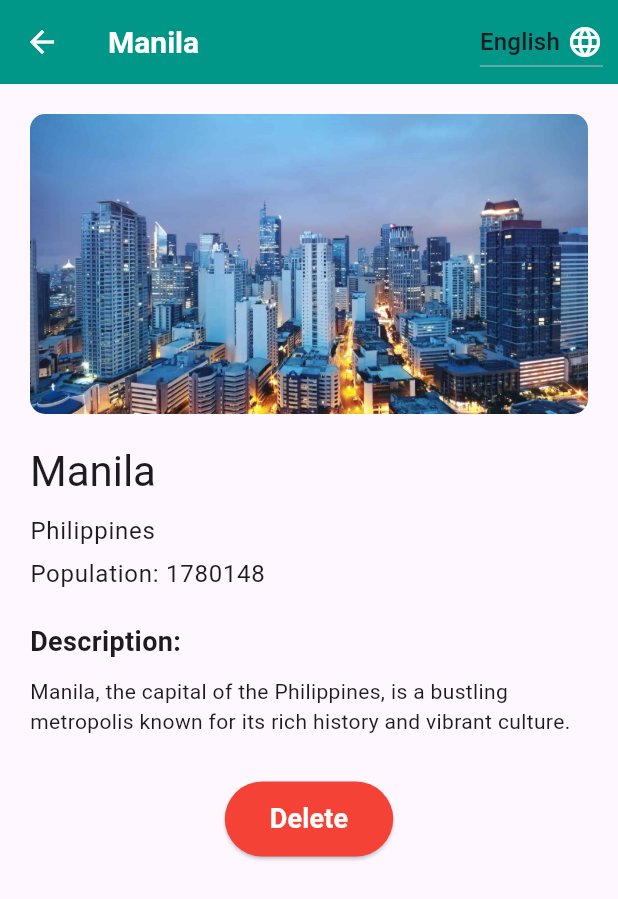
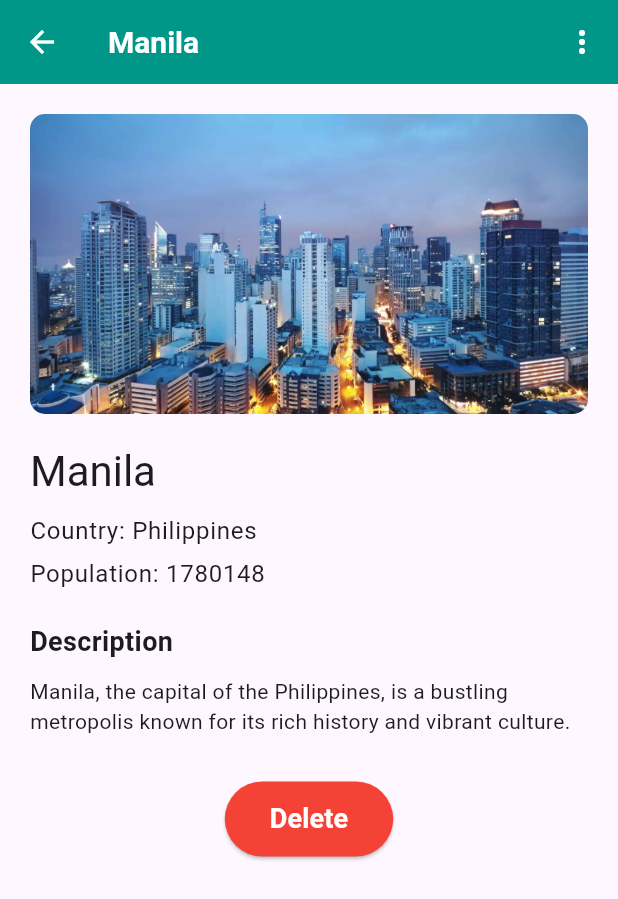
Before and after one commit to poksyy/travel-app-dart, a Flutter app: the HomeScreen screen opened directly, after a tap on "Manila", on a phone screen of 412 x 824 dp. Shown: the top 899 px of the screen. Run offline on Flutter 3.47's test engine with Material 3 defaults, Android fonts, the phone set to English and light mode, and no system bars.

Commit message:
FIX(Language): Consistent language change and text translation on Home and City Screens

```diff
--- a/lib/config/locale_provider.dart
+++ b/lib/config/locale_provider.dart
@@ -1,13 +1,12 @@
 import 'package:flutter/material.dart';
 
-class LocaleProvider extends ChangeNotifier {
-  Locale _locale = const Locale('en');
+class LocaleProvider with ChangeNotifier {
+  Locale _locale = Locale('en', '');
 
   Locale get locale => _locale;
 
-  void setLocale(Locale locale) {
-    if (!['en', 'es', 'ca'].contains(locale.languageCode)) return;
-    _locale = locale;
+  void changeLocale(String languageCode) {
+    _locale = Locale(languageCode);
     notifyListeners();
   }
 }
--- a/lib/data/city_data.dart
+++ b/lib/data/city_data.dart
@@ -1,32 +1,38 @@
+import 'package:flutter/material.dart';
 import '../models/city.dart';
+import '../l10n/app_localizations.dart';
 
-final List<City> cities = [
+List<City> getCities(BuildContext context) {
+  final localizations = AppLocalizations.of(context)!;
+
+  return [
     City(
       name: 'Manila',
-    country: 'Philippines',
+      country: localizations.philippines,
       population: 1780148,
       imagePath: 'assets/images/manila.jpg',
-    description: 'Manila, the capital of the Philippines, is a bustling metropolis known for its rich history and vibrant culture.',
+      description: localizations.manilaDescription,
     ),
     City(
       name: 'Quebec',
-    country: 'Canada',
+      country: localizations.canada,
       population: 531000,
       imagePath: 'assets/images/quebec.png',
-    description: 'Quebec is a French-speaking province in Canada, famous for its stunning architecture and winter festivals.',
+      description: localizations.quebecDescription,
     ),
     City(
       name: 'Mar del Plata',
-    country: 'Argentina',
+      country: localizations.argentina,
       population: 617000,
       imagePath: 'assets/images/mar-de-plata.jpg',
-    description: 'Mar del Plata is a resort city in Argentina known for its beaches, fishing, and lively nightlife.',
+      description: localizations.marDelPlataDescription,
     ),
     City(
       name: 'Barcelona',
-    country: 'Spain',
+      country: localizations.spain,
       population: 1620343,
       imagePath: 'assets/images/barcelona.jpg',
-    description: 'Barcelona, a city in Spain, is renowned for its art, architecture, and the iconic Sagrada Familia.',
+      description: localizations.barcelonaDescription,
     ),
   ];
+}
--- a/lib/l10n/app_localizations.dart
+++ b/lib/l10n/app_localizations.dart
@@ -96,6 +96,78 @@ abstract class AppLocalizations {
     Locale('en'),
     Locale('es')
   ];
+
+  /// No description provided for @spanish.
+  ///
+  /// In en, this message translates to:
+  /// **'Spanish'**
+  String get spanish;
+
+  /// No description provided for @english.
+  ///
+  /// In en, this message translates to:
+  /// **'English'**
+  String get english;
+
+  /// No description provided for @catalan.
+  ///
+  /// In en, this message translates to:
+  /// **'Catalan'**
+  String get catalan;
+
+  /// No description provided for @home.
+  ///
+  /// In en, this message translates to:
+  /// **'Home'**
+  String get home;
+
+  /// No description provided for @welcome.
+  ///
+  /// In en, this message translates to:
+  /// **'Welcome'**
+  String get welcome;
+
+  /// No description provided for @country.
+  ///
+  /// In en, this message translates to:
+  /// **'Country'**
+  String get country;
+
+  /// No description provided for @population.
+  ///
+  /// In en, this message translates to:
+  /// **'Population'**
+  String get population;
+
+  /// No description provided for @description.
+  ///
+  /// In en, this message translates to:
+  /// **'Description'**
+  String get description;
+
+  /// No description provided for @confirmDeletion.
+  ///
+  /// In en, this message translates to:
+  /// **'Confirm Deletion'**
+  String get confirmDeletion;
+
+  /// No description provided for @deleteCityQuestion.
+  ///
+  /// In en, this message translates to:
+  /// **'Are you sure you want to delete this city?'**
+  String get deleteCityQuestion;
+
+  /// No description provided for @cancel.
+  ///
+  /// In en, this message translates to:
+  /// **'Cancel'**
+  String get cancel;
+
+  /// No description provided for @delete.
+  ///
+  /// In en, this message translates to:
+  /// **'Delete'**
+  String get delete;
 
   /// No description provided for @availableFlights.
   ///
--- a/lib/main.dart
+++ b/lib/main.dart
@@ -35,9 +35,9 @@ class MainApp extends StatelessWidget {
         GlobalCupertinoLocalizations.delegate,
       ],
       supportedLocales: const [
-        Locale('en', ''), // Inglés
-        Locale('es', ''), // Español
-        Locale('ca', ''), // Catalán
+        Locale('en', ''),
+        Locale('es', ''),
+        Locale('ca', ''),
       ],
     );
   }
--- a/lib/screens/city_details_screen.dart
+++ b/lib/screens/city_details_screen.dart
@@ -1,8 +1,7 @@
 import 'package:flutter/material.dart';
-import 'package:form_and_list/config/locale_provider.dart';
 import 'package:form_and_list/l10n/app_localizations.dart';
 import 'package:form_and_list/models/city.dart';
-import 'package:provider/provider.dart';
+import 'package:form_and_list/widget/language_selector.dart';
 
 class CityDetailsScreen extends StatelessWidget {
   final City city;
@@ -12,40 +11,12 @@ class CityDetailsScreen extends StatelessWidget {
   @override
   Widget build(BuildContext context) {
     final localizations = AppLocalizations.of(context)!;
-    final localeProvider = Provider.of<LocaleProvider>(context);
 
     return Scaffold(
       appBar: AppBar(
         title: Text(city.name),
         backgroundColor: Theme.of(context).primaryColor,
-        actions: [
-          Padding(
-            padding: const EdgeInsets.symmetric(horizontal: 10.0),
-            child: DropdownButton<Locale>(
-              value: localeProvider.locale,
-              icon: const Icon(Icons.language, color: Colors.white),
-              onChanged: (Locale? newLocale) {
-                if (newLocale != null) {
-                  localeProvider.setLocale(newLocale);
-                }
-              },
-              items: const [
-                DropdownMenuItem(
-                  value: Locale('en'),
-                  child: Text('English'),
-                ),
-                DropdownMenuItem(
-                  value: Locale('es'),
-                  child: Text('Español'),
-                ),
-                DropdownMenuItem(
-                  value: Locale('ca'),
-                  child: Text('Català'),
-                ),
-              ],
-            ),
-          ),
-        ],
+        actions: [LanguageSelector()],
       ),
       body: SingleChildScrollView(
         child: Padding(
@@ -72,18 +43,18 @@ class CityDetailsScreen extends StatelessWidget {
               ),
               const SizedBox(height: 10),
               Text(
-                '${localizations.philippines}',
+                '${localizations.country}: ${localizations.philippines}',
                 style: Theme.of(context).textTheme.bodyLarge,
               ),
               const SizedBox(height: 5),
               Text(
-                'Population: ${city.population}',
+                '${localizations.population}: ${city.population}',
                 style: Theme.of(context).textTheme.bodyLarge,
               ),
               const SizedBox(height: 20),
-              const Text(
-                "Description:",
-                style: TextStyle(fontSize: 18, fontWeight: FontWeight.bold),
+              Text(
+                localizations.description,
+                style: const TextStyle(fontSize: 18, fontWeight: FontWeight.bold),
               ),
               const SizedBox(height: 10),
               Text(
@@ -98,21 +69,21 @@ class CityDetailsScreen extends StatelessWidget {
                       context: context,
                       builder: (BuildContext context) {
                         return AlertDialog(
-                          title: const Text('Confirm Deletion'),
-                          content: const Text('Are you sure you want to delete this city?'),
+                          title: Text(localizations.confirmDeletion),
+                          content: Text(localizations.deleteCityQuestion),
                           actions: [
                             TextButton(
                               onPressed: () {
                                 Navigator.of(context).pop();
                               },
-                              child: const Text('Cancel'),
+                              child: Text(localizations.cancel),
                             ),
                             TextButton(
                               onPressed: () {
                                 Navigator.of(context).pop();
                                 Navigator.of(context).pop(city);
                               },
-                              child: const Text('Delete'),
+                              child: Text(localizations.delete),
                             ),
                           ],
                         );
@@ -123,8 +94,8 @@ class CityDetailsScreen extends StatelessWidget {
                     backgroundColor: Colors.red,
                     padding: const EdgeInsets.symmetric(horizontal: 30, vertical: 12),
                   ),
-                  child: const Text(
-                    "Delete",
+                  child: Text(
+                    localizations.delete,
                     style: TextStyle(fontSize: 18, color: Colors.white),
                   ),
                 ),
--- a/lib/screens/home_screen.dart
+++ b/lib/screens/home_screen.dart
@@ -2,6 +2,8 @@ import 'package:flutter/material.dart';
 import 'package:form_and_list/screens/city_details_screen.dart';
 import 'package:form_and_list/data/city_data.dart';
 import 'package:form_and_list/widget/city_item.dart';
+import 'package:form_and_list/widget/language_selector.dart';
+import 'package:form_and_list/l10n/app_localizations.dart';
 
 class HomeScreen extends StatefulWidget {
   final String user;
@@ -15,12 +17,13 @@ class HomeScreen extends StatefulWidget {
 class HomeScreenState extends State<HomeScreen> {
   @override
   Widget build(BuildContext context) {
-    final String user = widget.user;
+    final localizations = AppLocalizations.of(context)!;
 
     return Scaffold(
       appBar: AppBar(
-        title: const Text("Home"),
+        title: Text(localizations.home),
         backgroundColor: Theme.of(context).primaryColor,
+        actions: [LanguageSelector()],
       ),
       body: Padding(
         padding: const EdgeInsets.all(20.0),
@@ -31,10 +34,7 @@ class HomeScreenState extends State<HomeScreen> {
               children: [
                 Container(
                   decoration: BoxDecoration(
-                    border: Border.all(
-                      color: Theme.of(context).primaryColor,
-                      width: 4.0,
-                    ),
+                    border: Border.all(color: Theme.of(context).primaryColor, width: 4.0),
                     borderRadius: BorderRadius.circular(50),
                   ),
                   child: const CircleAvatar(
@@ -44,7 +44,7 @@ class HomeScreenState extends State<HomeScreen> {
                 ),
                 const SizedBox(width: 10),
                 Text(
-                  "Welcome, $user!",
+                  "${localizations.welcome}, ${widget.user}!",
                   style: Theme.of(context).textTheme.titleLarge,
                 ),
               ],
@@ -52,9 +52,10 @@ class HomeScreenState extends State<HomeScreen> {
             const SizedBox(height: 10),
             Expanded(
               child: ListView.builder(
-                itemCount: cities.length,
+                itemCount: getCities(context).length,
                 itemBuilder: (context, index) {
-                  final city = cities[index];
+                  final city = getCities(context)[index];
+
                   return CityItem(
                     city: city,
                     onTap: () async {
@@ -64,16 +65,17 @@ class HomeScreenState extends State<HomeScreen> {
                           builder: (context) => CityDetailsScreen(city: city),
                         ),
                       );
+
                       if (deletedCity != null) {
                         setState(() {
-                          cities.removeWhere((city) => city.name == deletedCity.name);
+                          getCities(context).removeWhere((c) => c.name == deletedCity.name);
                         });
                       }
                     },
                   );
                 },
               ),
-            ),
+            )
           ],
         ),
       ),
--- a/lib/screens/login_screen.dart
+++ b/lib/screens/login_screen.dart
@@ -1,6 +1,5 @@
 import 'package:flutter/material.dart';
-import 'package:form_and_list/routes/app_routes.dart';
-import 'package:form_and_list/config/login_config.dart';  // Importamos la configuración
+import 'package:form_and_list/config/login_config.dart';
 
 class LoginScreen extends StatefulWidget {
   @override
--- a/lib/widget/city_item.dart
+++ b/lib/widget/city_item.dart
@@ -1,5 +1,6 @@
 import 'package:flutter/material.dart';
 import 'package:form_and_list/models/city.dart';
+import 'package:form_and_list/l10n/app_localizations.dart';
 
 class CityItem extends StatelessWidget {
   final City city;
@@ -9,6 +10,8 @@ class CityItem extends StatelessWidget {
 
   @override
   Widget build(BuildContext context) {
+    final localizations = AppLocalizations.of(context)!;
+
     return GestureDetector(
       onTap: onTap,
       child: Container(
@@ -50,11 +53,11 @@ class CityItem extends StatelessWidget {
                   ),
                   const SizedBox(height: 5),
                   Text(
-                    'Country: ${city.country}',
+                    '${localizations.country}: ${city.country}',
                     style: Theme.of(context).textTheme.bodyLarge,
                   ),
                   Text(
-                    'Population: ${city.population}',
+                    '${localizations.population}: ${city.population}',
                     style: Theme.of(context).textTheme.bodyMedium,
                   ),
                 ],
--- /dev/null
+++ b/lib/widget/language_selector.dart
@@ -0,0 +1,34 @@
+import 'package:flutter/material.dart';
+import 'package:form_and_list/config/locale_provider.dart';
+import 'package:provider/provider.dart';
+import 'package:form_and_list/l10n/app_localizations.dart';
+
+class LanguageSelector extends StatelessWidget {
+  @override
+  Widget build(BuildContext context) {
+    final localeProvider = Provider.of<LocaleProvider>(context);
+    final localizations = AppLocalizations.of(context)!;
+
+    return PopupMenuButton<String>(
+      onSelected: (value) {
+        localeProvider.changeLocale(value);
+      },
+      itemBuilder: (BuildContext context) {
+        return [
+          PopupMenuItem(
+            value: 'en',
+            child: Text(localizations.english),
+          ),
+          PopupMenuItem(
+            value: 'es',
+            child: Text(localizations.spanish),
+          ),
+          PopupMenuItem(
+            value: 'ca',
+            child: Text(localizations.catalan),
+          ),
+        ];
+      },
+    );
+  }
+}
```
Also changed, not shown: lib/l10n/app_ca.arb (+12 -0 lines), lib/l10n/app_en.arb (+12 -0 lines), lib/l10n/app_es.arb (+12 -0 lines), lib/l10n/app_localizations_ca.dart (+36 -0 lines), lib/l10n/app_localizations_en.dart (+36 -0 lines), lib/l10n/app_localizations_es.dart (+36 -0 lines), lib/screens/flights_screen.dart (+2 -25 lines). Lines whose indentation alone changed are shown as unchanged.
